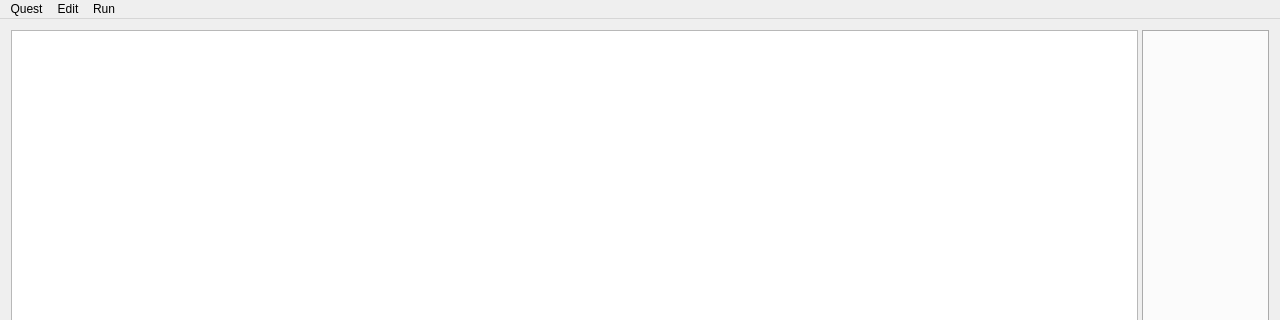
Above: src/gui/main_window.ui from solarus-games/solarus-quest-editor before the change; both pictures show x 0 to 1280 and y 0 to 320 of the 1280 by 720 pixel window. Below: the same form after it.
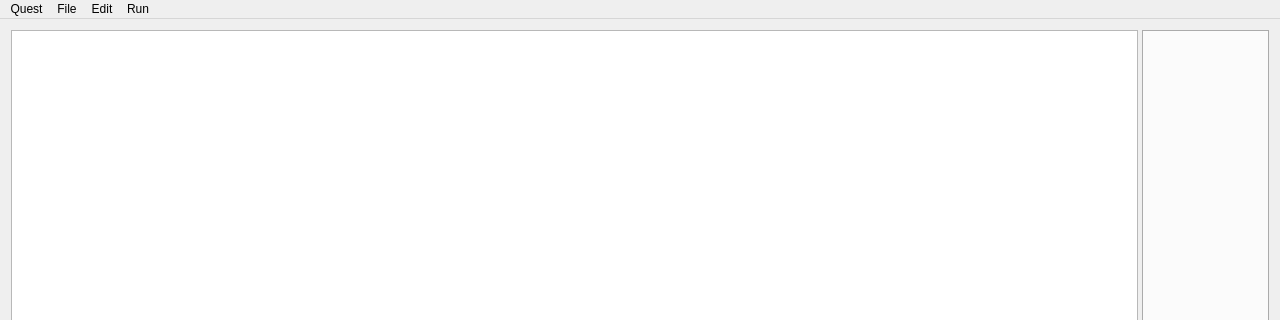
That is the form after the change. Custom widgets are drawn as their Qt base class.

Commit message: Remove tab when clicking its close button or pressing Ctrl-W.

```diff
--- a/src/gui/main_window.ui
+++ b/src/gui/main_window.ui
@@ -68,7 +68,17 @@
     </property>
     <addaction name="actionRun_quest"/>
    </widget>
+   <widget class="QMenu" name="menuFile">
+    <property name="title">
+     <string>File</string>
+    </property>
+    <addaction name="actionNew"/>
+    <addaction name="actionOpen"/>
+    <addaction name="actionClose"/>
+    <addaction name="actionSave"/>
+   </widget>
    <addaction name="menuQuest"/>
+   <addaction name="menuFile"/>
    <addaction name="menuEdit"/>
    <addaction name="menuRun"/>
   </widget>
```
Left out of the diff: 26 changed lines with no effect on the pictures. The commit also changes 4 other files.
